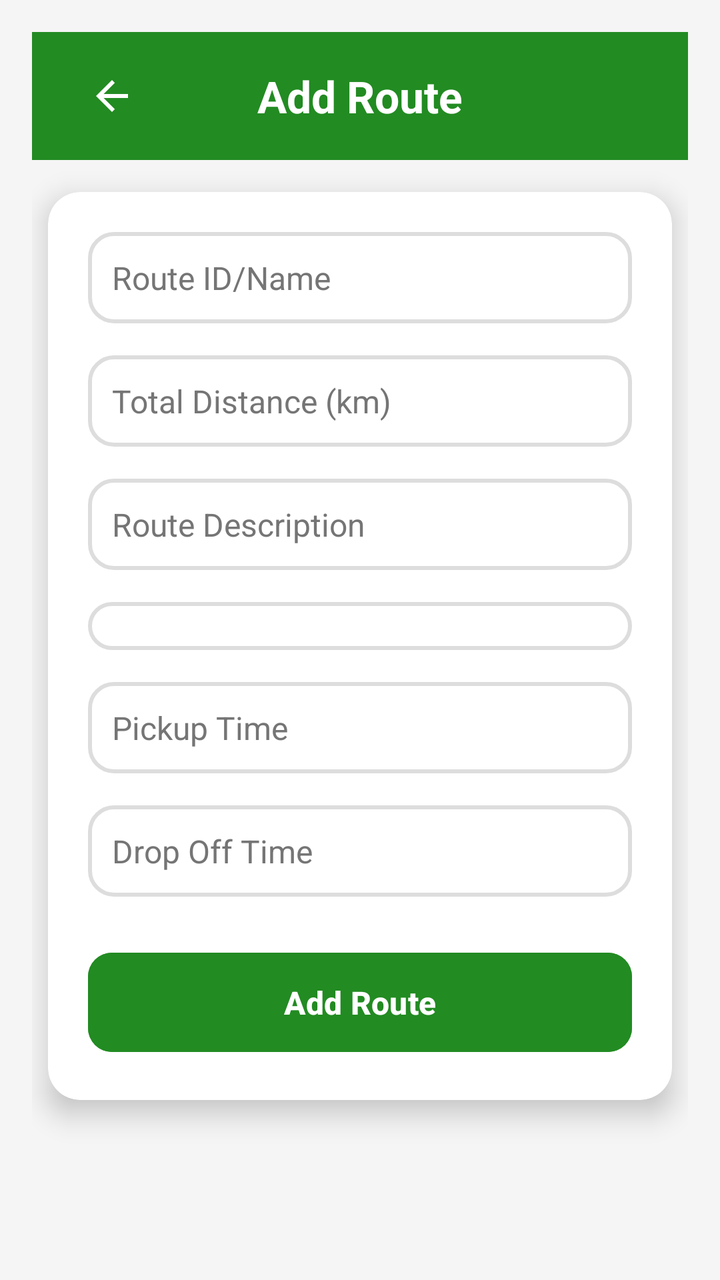
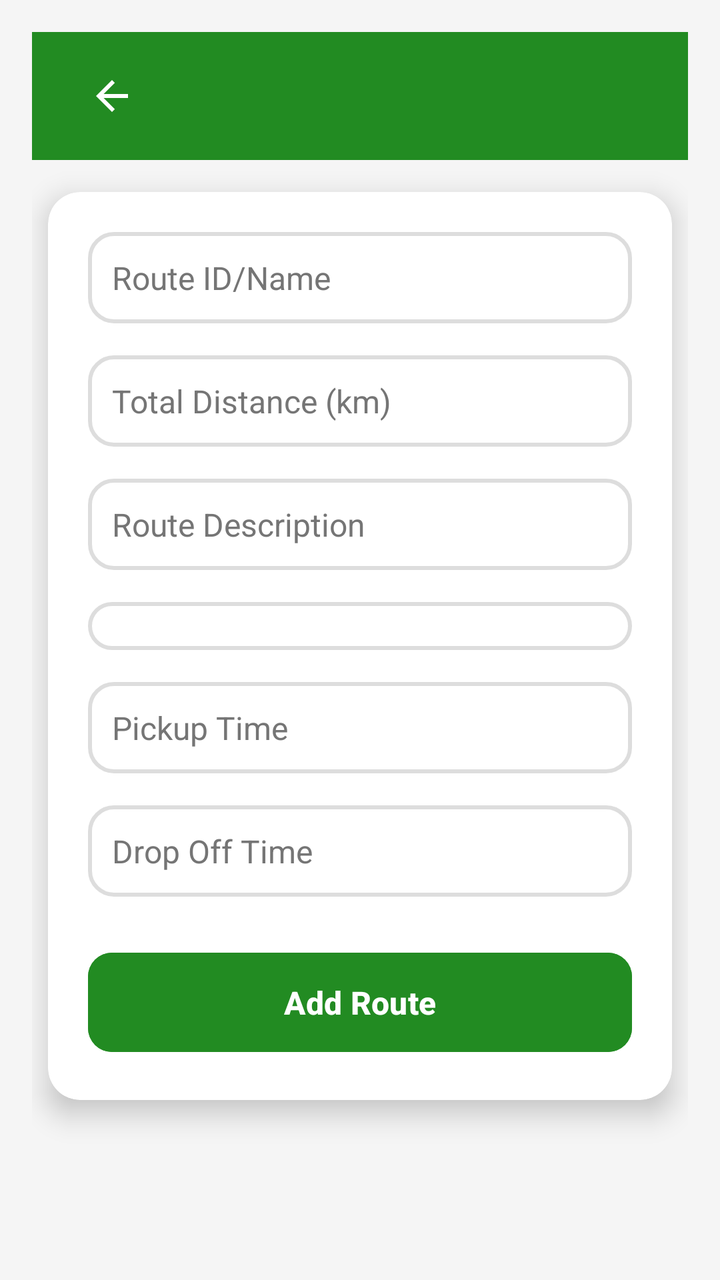

Two renders of the same Android screen: before a commit and after it. Below are the layout's source before the change and the commit's diff.
<!-- AndroidManifest.xml: application theme Theme.TransportApp -->
<!-- res/layout/activity_add_route.xml -->
<?xml version="1.0" encoding="utf-8"?>
<LinearLayout xmlns:android="http://schemas.android.com/apk/res/android"
    xmlns:app="http://schemas.android.com/apk/res-auto"
    android:layout_width="match_parent"
    android:layout_height="match_parent"
    android:background="#F5F5F5"
    android:orientation="vertical"
    android:padding="16dp">

    
    <androidx.appcompat.widget.Toolbar
        android:layout_width="match_parent"
        android:layout_height="?attr/actionBarSize"
        android:background="@color/green"
        android:elevation="4dp"
        android:theme="@style/ThemeOverlay.AppCompat.Dark.ActionBar">

        <ImageButton
            android:layout_width="48dp"
            android:layout_height="48dp"
            android:layout_marginStart="12dp"
            android:background="@null"
            android:contentDescription="Back"
            android:src="@drawable/baseline_arrow_back_24"
            app:tint="@android:color/white" />

        <TextView
            android:layout_width="wrap_content"
            android:layout_height="wrap_content"
            android:layout_gravity="center"
            android:text="Add Route"
            android:textColor="@android:color/white"
            android:textSize="22sp"
            android:textStyle="bold" />
    </androidx.appcompat.widget.Toolbar>

    
    <androidx.cardview.widget.CardView
        android:layout_width="match_parent"
        android:layout_height="wrap_content"
        android:layout_marginHorizontal="8dp"
        android:layout_marginTop="16dp"
        android:backgroundTint="@android:color/white"
        app:cardCornerRadius="16dp"
        app:cardElevation="8dp">

        <LinearLayout
            android:layout_width="match_parent"
            android:layout_height="wrap_content"
            android:orientation="vertical"
            android:padding="20dp">

            
            <EditText
                android:id="@+id/routeNameEditText"
                android:layout_width="match_parent"
                android:layout_height="wrap_content"
                android:background="@drawable/edittext_background"
                android:hint="Route ID/Name"
                android:padding="12dp"
                android:textColor="#212121"
                android:textColorHint="#757575"
                android:textSize="16sp" />

            
            <EditText
                android:id="@+id/totalDistanceInput"
                android:layout_width="match_parent"
                android:layout_height="wrap_content"
                android:layout_marginTop="16dp"
                android:background="@drawable/edittext_background"
                android:hint="Total Distance (km)"
                android:inputType="numberDecimal"
                android:padding="12dp"
                android:textColor="#212121"
                android:textColorHint="#757575"
                android:textSize="16sp" />

            
            <EditText
                android:id="@+id/routeDescriptionInput"
                android:layout_width="match_parent"
                android:layout_height="wrap_content"
                android:layout_marginTop="16dp"
                android:background="@drawable/edittext_background"
                android:hint="Route Description"
                android:padding="12dp"
                android:textColor="#212121"
                android:textColorHint="#757575"
                android:textSize="16sp" />

            
            <Spinner
                android:id="@+id/vehicleDropdown"
                android:layout_width="match_parent"
                android:layout_height="wrap_content"
                android:layout_marginTop="16dp"
                android:background="@drawable/edittext_background"
                android:padding="12dp"
                android:spinnerMode="dropdown" />

            
            <EditText
                android:id="@+id/pickupTimeInput"
                android:layout_width="match_parent"
                android:layout_height="wrap_content"
                android:layout_marginTop="16dp"
                android:background="@drawable/edittext_background"
                android:cursorVisible="false"
                android:focusable="false"
                android:hint="Pickup Time"
                android:onClick="showTimePickerDialog"
                android:padding="12dp"
                android:textColor="#212121"
                android:textColorHint="#757575"
                android:textSize="16sp" />

            
            <EditText
                android:id="@+id/dropOffTimeInput"
                android:layout_width="match_parent"
                android:layout_height="wrap_content"
                android:layout_marginTop="16dp"
                android:background="@drawable/edittext_background"
                android:cursorVisible="false"
                android:focusable="false"
                android:hint="Drop Off Time"
                android:onClick="showTimePickerDialog"
                android:padding="12dp"
                android:textColor="#212121"
                android:textColorHint="#757575"
                android:textSize="16sp" />

            
            <Button
                android:id="@+id/addRouteButton"
                android:layout_width="match_parent"
                android:layout_height="wrap_content"
                android:layout_gravity="center"
                android:layout_marginTop="24dp"
                android:backgroundTint="@color/green"
                android:padding="14dp"
                android:text="Add Route"
                android:textColor="@android:color/white"
                android:textSize="16sp"
                android:textStyle="bold"
                app:cornerRadius="12dp" />
        </LinearLayout>
    </androidx.cardview.widget.CardView>
</LinearLayout>
<!-- resources referenced by this layout -->
<resources>
  <color name="green">#228B22</color>
  <!-- drawable baseline_arrow_back_24 (drawable) -->
  <vector xmlns:android="http://schemas.android.com/apk/res/android" android:autoMirrored="true" android:height="24dp" android:tint="#000000" android:viewportHeight="24" android:viewportWidth="24" android:width="24dp">
        
      <path android:fillColor="@android:color/white" android:pathData="M20,11H7.83l5.59,-5.59L12,4l-8,8 8,8 1.41,-1.41L7.83,13H20v-2z"/>
      
  </vector>
  <!-- drawable edittext_background (drawable) -->
  <?xml version="1.0" encoding="utf-8"?>
  <shape xmlns:android="http://schemas.android.com/apk/res/android">
      <solid android:color="#FFFFFF" />
      <corners android:radius="12dp" />
      <stroke android:width="2dp" android:color="#DDDDDD" />
  </shape>
  <style name="Theme.TransportApp" parent="Base.Theme.TransportApp" />
  <style name="Base.Theme.TransportApp" parent="Theme.Material3.DayNight.NoActionBar">
          
          
      </style>
</resources>

<!-- the commit's change to res/layout/activity_add_route.xml (unified diff, before → after) -->
@@ -3,39 +3,18 @@
     xmlns:app="http://schemas.android.com/apk/res-auto"
     android:layout_width="match_parent"
     android:layout_height="match_parent"
-    android:background="#F5F5F5"
+    android:background="@color/screen_background"
     android:orientation="vertical"
     android:padding="16dp">
 
     
-    <androidx.appcompat.widget.Toolbar
+    <include
+        layout="@layout/toolbar"
         android:layout_width="match_parent"
-        android:layout_height="?attr/actionBarSize"
-        android:background="@color/green"
-        android:elevation="4dp"
-        android:theme="@style/ThemeOverlay.AppCompat.Dark.ActionBar">
-
-        <ImageButton
-            android:layout_width="48dp"
-            android:layout_height="48dp"
-            android:layout_marginStart="12dp"
-            android:background="@null"
-            android:contentDescription="Back"
-            android:src="@drawable/baseline_arrow_back_24"
-            app:tint="@android:color/white" />
-
-        <TextView
-            android:layout_width="wrap_content"
-            android:layout_height="wrap_content"
-            android:layout_gravity="center"
-            android:text="Add Route"
-            android:textColor="@android:color/white"
-            android:textSize="22sp"
-            android:textStyle="bold" />
-    </androidx.appcompat.widget.Toolbar>
+        android:layout_height="?attr/actionBarSize" />
 
     
-    <androidx.cardview.widget.CardView
+    <com.google.android.material.card.MaterialCardView
         android:layout_width="match_parent"
         android:layout_height="wrap_content"
         android:layout_marginHorizontal="8dp"
@@ -56,10 +35,10 @@
                 android:layout_width="match_parent"
                 android:layout_height="wrap_content"
                 android:background="@drawable/edittext_background"
-                android:hint="Route ID/Name"
+                android:hint="@string/hint_route_id_name"
                 android:padding="12dp"
-                android:textColor="#212121"
-                android:textColorHint="#757575"
+                android:textColor="@color/text_primary"
+                android:textColorHint="@color/text_hint"
                 android:textSize="16sp" />
 
             
@@ -69,11 +48,11 @@
                 android:layout_height="wrap_content"
                 android:layout_marginTop="16dp"
                 android:background="@drawable/edittext_background"
-                android:hint="Total Distance (km)"
+                android:hint="@string/hint_total_distance_km"
                 android:inputType="numberDecimal"
                 android:padding="12dp"
-                android:textColor="#212121"
-                android:textColorHint="#757575"
+                android:textColor="@color/text_primary"
+                android:textColorHint="@color/text_hint"
                 android:textSize="16sp" />
 
             
@@ -83,10 +62,10 @@
                 android:layout_height="wrap_content"
                 android:layout_marginTop="16dp"
                 android:background="@drawable/edittext_background"
-                android:hint="Route Description"
+                android:hint="@string/hint_route_description"
                 android:padding="12dp"
-                android:textColor="#212121"
-                android:textColorHint="#757575"
+                android:textColor="@color/text_primary"
+                android:textColorHint="@color/text_hint"
                 android:textSize="16sp" />
 
             
@@ -108,11 +87,11 @@
                 android:background="@drawable/edittext_background"
                 android:cursorVisible="false"
                 android:focusable="false"
-                android:hint="Pickup Time"
+                android:hint="@string/hint_pickup_time"
                 android:onClick="showTimePickerDialog"
                 android:padding="12dp"
-                android:textColor="#212121"
-                android:textColorHint="#757575"
+                android:textColor="@color/text_primary"
+                android:textColorHint="@color/text_hint"
                 android:textSize="16sp" />
 
             
@@ -124,11 +103,11 @@
                 android:background="@drawable/edittext_background"
                 android:cursorVisible="false"
                 android:focusable="false"
-                android:hint="Drop Off Time"
+                android:hint="@string/hint_drop_off_time"
                 android:onClick="showTimePickerDialog"
                 android:padding="12dp"
-                android:textColor="#212121"
-                android:textColorHint="#757575"
+                android:textColor="@color/text_primary"
+                android:textColorHint="@color/text_hint"
                 android:textSize="16sp" />
 
             
@@ -140,11 +119,41 @@
                 android:layout_marginTop="24dp"
                 android:backgroundTint="@color/green"
                 android:padding="14dp"
-                android:text="Add Route"
+                android:text="@string/title_add_route"
                 android:textColor="@android:color/white"
                 android:textSize="16sp"
                 android:textStyle="bold"
                 app:cornerRadius="12dp" />
         </LinearLayout>
-    </androidx.cardview.widget.CardView>
+    </com.google.android.material.card.MaterialCardView>
 </LinearLayout>
+<!-- res/layout/toolbar.xml (included above) -->
+<?xml version="1.0" encoding="utf-8"?>
+<com.google.android.material.appbar.MaterialToolbar xmlns:android="http://schemas.android.com/apk/res/android"
+    xmlns:app="http://schemas.android.com/apk/res-auto"
+    android:id="@+id/toolbar"
+    android:layout_width="match_parent"
+    android:layout_height="?attr/actionBarSize"
+    android:background="@color/green"
+    android:elevation="4dp"
+    android:theme="@style/ThemeOverlay.AppCompat.Dark.ActionBar">
+
+    <ImageButton
+        android:id="@+id/backButton"
+        android:layout_width="48dp"
+        android:layout_height="48dp"
+        android:layout_marginStart="12dp"
+        android:background="@null"
+        android:contentDescription="@string/back_button_desc"
+        android:src="@drawable/baseline_arrow_back_24"
+        app:tint="@android:color/white" />
+
+    <TextView
+        android:id="@+id/toolbar_title"
+        android:layout_width="wrap_content"
+        android:layout_height="wrap_content"
+        android:layout_gravity="center"
+        android:textColor="@android:color/white"
+        android:textSize="22sp"
+        android:textStyle="bold" />
+</com.google.android.material.appbar.MaterialToolbar>
<!-- resource entries referenced after the edit -->
@@ -1,6 +1,9 @@
 <!-- resources referenced by this layout -->
 <resources>
   <color name="green">#228B22</color>
+  <color name="screen_background">#F5F5F5</color>
+  <color name="text_hint">#757575</color>
+  <color name="text_primary">#212121</color>
   <!-- drawable baseline_arrow_back_24 (drawable) -->
   <vector xmlns:android="http://schemas.android.com/apk/res/android" android:autoMirrored="true" android:height="24dp" android:tint="#000000" android:viewportHeight="24" android:viewportWidth="24" android:width="24dp">
         
@@ -14,10 +17,25 @@
       <corners android:radius="12dp" />
       <stroke android:width="2dp" android:color="#DDDDDD" />
   </shape>
+  <string name="back_button_desc">Navigate back</string>
+  <string name="hint_drop_off_time">Drop Off Time</string>
+  <string name="hint_pickup_time">Pickup Time</string>
+  <string name="hint_route_description">Route Description</string>
+  <string name="hint_route_id_name">Route ID/Name</string>
+  <string name="hint_total_distance_km">Total Distance (km)</string>
+  <string name="title_add_route">Add Route</string>
   <style name="Theme.TransportApp" parent="Base.Theme.TransportApp" />
   <style name="Base.Theme.TransportApp" parent="Theme.Material3.DayNight.NoActionBar">
           
+          <item name="colorPrimary">@color/green</item>
+          <item name="colorOnPrimary">@color/white</item>
+          <item name="colorSecondary">@color/accent_orange</item>
+          <item name="colorOnSecondary">@color/black</item>
           
+          <item name="materialCardViewStyle">@style/Widget.Material3.CardView.Elevated</item>
       </style>
+  <color name="white">#FFFFFFFF</color>
+  <color name="accent_orange">#FF9800</color>
+  <color name="black">#FF000000</color>
 </resources>
 
